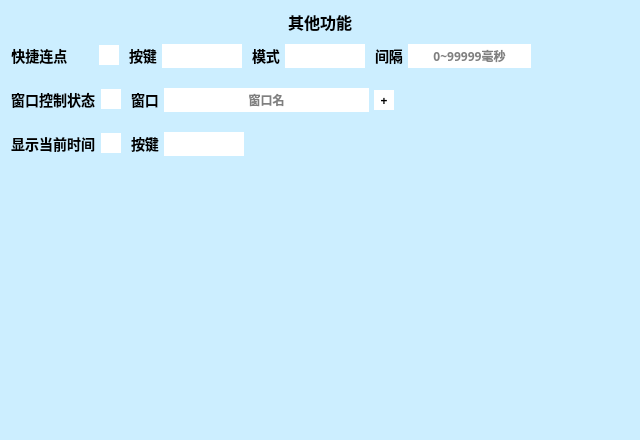
Above: .ui/FuncUi.ui from ChiyukiGana/Quickinput before the change. Below: the same form after it.
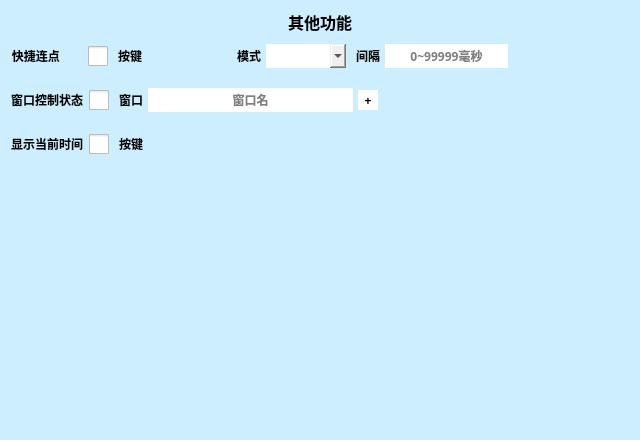
That is the form after the change. Icons and pictures are not drawn. Custom widgets are drawn as their Qt base class.

The edit to the form file:
```diff
--- a/.ui/FuncUi.ui
+++ b/.ui/FuncUi.ui
@@ -34,26 +34,29 @@
   <property name="autoFillBackground">
    <bool>false</bool>
   </property>
-  <property name="styleSheet">
-   <string notr="true">*{font-family:&quot;Microsoft YaHei&quot;;font-size:14px;}
-#FuncUiClass{background-color:#CEF;}
-
-QLabel{font-size:14px;}
-
-QPushButton{background-color:white;border:none;width:20px;height:20px;font-size:12px;}
-
-QCheckBox{font-size:14px}
-QCheckBox::indicator{background-color:#FFF;width:20px;height:20px;}
-QCheckBox::indicator:checked{background-color:white;image:url(:/checked.png);}
-
-QComboBox{background-color:white;padding-left:3px;border:none;font-size:12px;}
-QComboBox::drop-down{background-color:#FFF;}
-QComboBox QAbstractItemView{background-color:white;border:none;}
-
-QLineEdit{background-color:white;border:none;font-size:12px;}</string>
-  </property>
   <layout class="QVBoxLayout" name="verticalLayout_2">
    <property name="spacing">
+    <number>0</number>
+   </property>
+   <property name="leftMargin">
+    <number>0</number>
+   </property>
+   <property name="topMargin">
+    <number>0</number>
+   </property>
+   <property name="rightMargin">
+    <number>0</number>
+   </property>
+   <property name="bottomMargin">
+    <number>0</number>
+   </property>
+   <item>
+    <widget class="QWidget" name="clientWidget" native="true">
+     <property name="styleSheet">
+      <string notr="true">*{color:black;border:none;outline:none;font-size:12px;font-family:&quot;Microsoft YaHei&quot;}QMainWindow,QDialog{border:1px solid gray}#titleWidget{background-color:white}#titleWidget *{font-size:14px}#titleWidget QPushButton,#titleWidget QCheckBox::indicator{background-color:#CCC;width:20px;height:20px;border-radius:10px}#titleWidget QCheckBox::indicator:checked{image:url(:/checked.png)}#clientWidget{background-color:#CEF}QMenu,#clientWidget QLineEdit,#clientWidget QTextEdit,#clientWidget QKeyEdit,#clientWidget QCheckBox::indicator,#clientWidget QRadioButton::indicator,#clientWidget QHeaderView,#clientWidget QHeaderView::section,#clientWidget QTableWidget,#clientWidget QTableWidget QTableCornerButton::section,#clientWidget QComboBox,#clientWidget QComboBox QAbstractItemView{background-color:white;color:black}#clientWidget QPushButton,#clientWidget QTabBar::tab,#clientWidget QTabBar::tab:first,#clientWidget QTabBar::tab:last{background-color:#ADE;color:black}#clientWidget QCheckBox::indicator,#clientWidget QRadioButton::indicator{width:20px;height:20px}#clientWidget QComboBox{padding-left:3px}QMenu::item:selected,#clientWidget QPushButton:hover,#clientWidget QCheckBox::indicator:hover,#clientWidget QRadioButton::indicator:hover,#clientWidget QTableWidget::item:hover,#clientWidget QTabBar::tab:hover,#clientWidget QTabBar::tab:first:hover,#clientWidget QTabBar::tab:last:hover{background-color:#BEF;color:black}#clientWidget QTableWidget::item:selected{background-color:#CEF;color:black}#clientWidget QTabBar::tab:selected,#clientWidget QTabBar::tab:first:selected,#clientWidget QTabBar::tab:last:selected{background-color:#CEF;color:black}#clientWidget QCheckBox::indicator:checked,#clientWidget QRadioButton::indicator:checked{image:url(:/checked.png)}#clientWidget #bnWndActive,#clientWidget #bnPos,#clientWidget #bnColorRect{background-color:white}</string>
+     </property>
+     <layout class="QVBoxLayout" name="verticalLayout">
+      <property name="spacing">
     <number>10</number>
    </property>
    <property name="leftMargin">
@@ -211,9 +214,6 @@
            <property name="toolTip">
             <string/>
            </property>
-           <property name="styleSheet">
-            <string notr="true">background-color:white;font-size:12px;</string>
-           </property>
           </widget>
          </item>
         </layout>
@@ -491,6 +491,18 @@
              <verstretch>0</verstretch>
             </sizepolicy>
            </property>
+              <property name="minimumSize">
+               <size>
+                <width>20</width>
+                <height>20</height>
+               </size>
+              </property>
+              <property name="maximumSize">
+               <size>
+                <width>20</width>
+                <height>20</height>
+               </size>
+              </property>
            <property name="font">
             <font>
              <family>Microsoft YaHei</family>
@@ -644,9 +656,6 @@
            <property name="toolTip">
             <string/>
            </property>
-           <property name="styleSheet">
-            <string notr="true">background-color:white;font-size:12px;</string>
-           </property>
           </widget>
          </item>
         </layout>
@@ -680,6 +689,9 @@
       </spacer>
      </item>
     </layout>
+      </item>
+     </layout>
+    </widget>
    </item>
   </layout>
  </widget>
```
Lines whose indentation alone changed are shown as unchanged.
